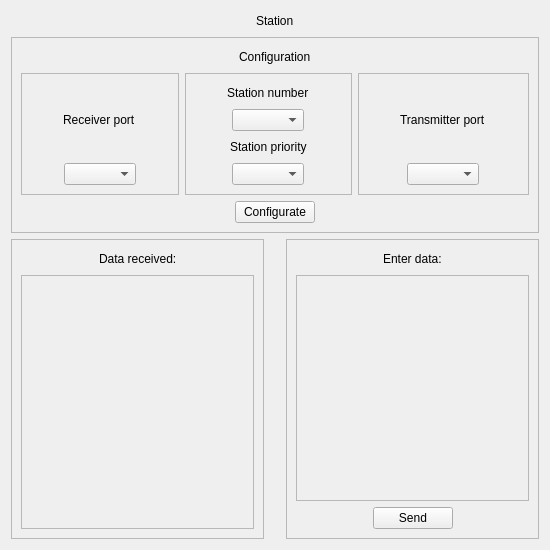
Old version of the form station/view/stationview.ui in the repository p4cmn/network.
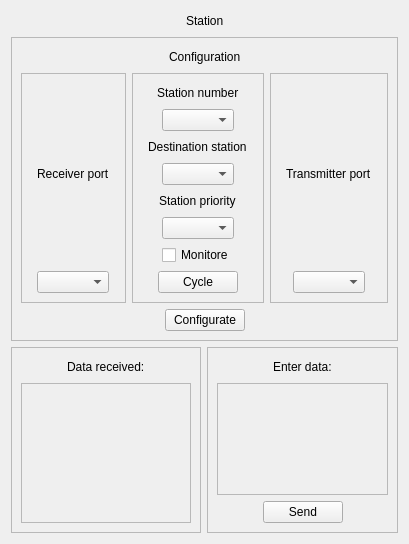
New version of the form.

Patch:
```diff
--- a/station/view/stationview.ui
+++ b/station/view/stationview.ui
@@ -6,8 +6,8 @@
    <rect>
     <x>0</x>
     <y>0</y>
-    <width>550</width>
-    <height>550</height>
+    <width>409</width>
+    <height>544</height>
    </rect>
   </property>
   <property name="windowTitle">
@@ -290,6 +290,76 @@
              </item>
             </layout>
            </item>
+           <item>
+            <layout class="QHBoxLayout" name="horizontalLayout_18">
+             <item>
+              <spacer name="horizontalSpacer_33">
+               <property name="orientation">
+                <enum>Qt::Orientation::Horizontal</enum>
+               </property>
+               <property name="sizeHint" stdset="0">
+                <size>
+                 <width>40</width>
+                 <height>20</height>
+                </size>
+               </property>
+              </spacer>
+             </item>
+             <item>
+              <widget class="QLabel" name="label_3">
+               <property name="text">
+                <string>Destination station</string>
+               </property>
+              </widget>
+             </item>
+             <item>
+              <spacer name="horizontalSpacer_32">
+               <property name="orientation">
+                <enum>Qt::Orientation::Horizontal</enum>
+               </property>
+               <property name="sizeHint" stdset="0">
+                <size>
+                 <width>40</width>
+                 <height>20</height>
+                </size>
+               </property>
+              </spacer>
+             </item>
+            </layout>
+           </item>
+           <item>
+            <layout class="QHBoxLayout" name="horizontalLayout_19">
+             <item>
+              <spacer name="horizontalSpacer_34">
+               <property name="orientation">
+                <enum>Qt::Orientation::Horizontal</enum>
+               </property>
+               <property name="sizeHint" stdset="0">
+                <size>
+                 <width>40</width>
+                 <height>20</height>
+                </size>
+               </property>
+              </spacer>
+             </item>
+             <item>
+              <widget class="QComboBox" name="destinationAddressComboBox"/>
+             </item>
+             <item>
+              <spacer name="horizontalSpacer_35">
+               <property name="orientation">
+                <enum>Qt::Orientation::Horizontal</enum>
+               </property>
+               <property name="sizeHint" stdset="0">
+                <size>
+                 <width>40</width>
+                 <height>20</height>
+                </size>
+               </property>
+              </spacer>
+             </item>
+            </layout>
+           </item>
            <item>
             <layout class="QHBoxLayout" name="horizontalLayout_12">
              <item>
@@ -360,6 +430,80 @@
              </item>
             </layout>
            </item>
+           <item>
+            <layout class="QHBoxLayout" name="horizontalLayout_20">
+             <item>
+              <spacer name="horizontalSpacer_36">
+               <property name="orientation">
+                <enum>Qt::Orientation::Horizontal</enum>
+               </property>
+               <property name="sizeHint" stdset="0">
+                <size>
+                 <width>40</width>
+                 <height>20</height>
+                </size>
+               </property>
+              </spacer>
+             </item>
+             <item>
+              <widget class="QCheckBox" name="monitoreCheckBox">
+               <property name="text">
+                <string>Monitore</string>
+               </property>
+              </widget>
+             </item>
+             <item>
+              <spacer name="horizontalSpacer_37">
+               <property name="orientation">
+                <enum>Qt::Orientation::Horizontal</enum>
+               </property>
+               <property name="sizeHint" stdset="0">
+                <size>
+                 <width>40</width>
+                 <height>20</height>
+                </size>
+               </property>
+              </spacer>
+             </item>
+            </layout>
+           </item>
+           <item>
+            <layout class="QHBoxLayout" name="horizontalLayout_21">
+             <item>
+              <spacer name="horizontalSpacer_38">
+               <property name="orientation">
+                <enum>Qt::Orientation::Horizontal</enum>
+               </property>
+               <property name="sizeHint" stdset="0">
+                <size>
+                 <width>40</width>
+                 <height>20</height>
+                </size>
+               </property>
+              </spacer>
+             </item>
+             <item>
+              <widget class="QPushButton" name="cycleButton">
+               <property name="text">
+                <string>Cycle</string>
+               </property>
+              </widget>
+             </item>
+             <item>
+              <spacer name="horizontalSpacer_39">
+               <property name="orientation">
+                <enum>Qt::Orientation::Horizontal</enum>
+               </property>
+               <property name="sizeHint" stdset="0">
+                <size>
+                 <width>40</width>
+                 <height>20</height>
+                </size>
+               </property>
+              </spacer>
+             </item>
+            </layout>
+           </item>
           </layout>
          </widget>
         </item>
```
Left out of the diff: 2 changed lines with no effect on the pictures.
